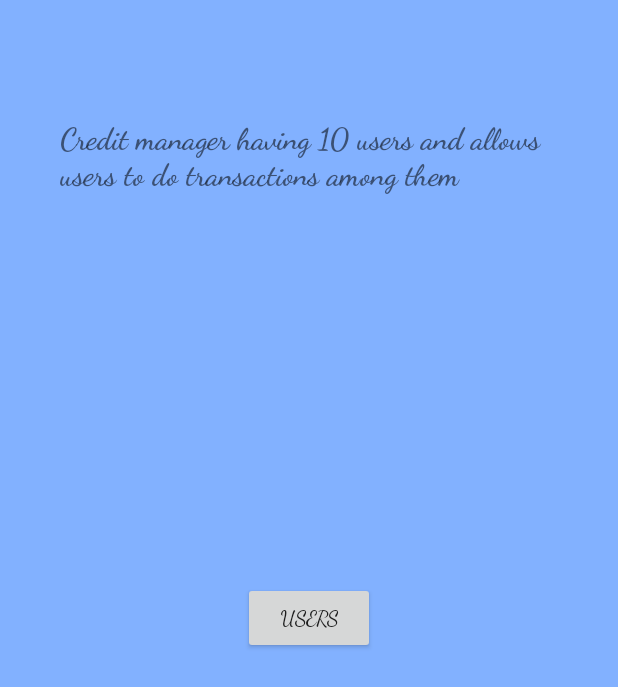
After one commit to yoeswin/credit_manager, an Android app: the layout activity_main2.xml on its own in the app's theme, with its tools: preview values and no code run, on a phone screen of 412 x 824 dp. The commit adds this screen. Shown: the top 687 px of the screen. Run offline under Robolectric (Android 15) with nearby library versions, the phone set to English and light mode, and no system bars.

Commit message:
new update

```diff
--- /dev/null
+++ b/app/src/main/res/layout/activity_main2.xml
@@ -0,0 +1,27 @@
+<?xml version="1.0" encoding="utf-8"?>
+<RelativeLayout xmlns:android="http://schemas.android.com/apk/res/android"
+    xmlns:tools="http://schemas.android.com/tools"
+    android:layout_width="match_parent"
+    android:layout_height="match_parent"
+    android:background="#82B1FF"
+    tools:context=".Main2Activity">
+
+    <TextView
+        android:layout_width="wrap_content"
+        android:layout_height="wrap_content"
+        android:layout_alignParentTop="true"
+        android:layout_marginTop="40dp"
+        android:fontFamily="cursive"
+        android:textStyle="bold"
+        android:padding="40dp"
+        android:text="@string/description"
+        android:textSize="20sp" />
+
+    <Button
+        android:layout_width="wrap_content"
+        android:layout_height="wrap_content"
+        android:layout_centerInParent="true"
+        android:fontFamily="cursive"
+        android:onClick="nextPage"
+        android:text="@string/users" />
+</RelativeLayout>
--- a/app/src/main/res/layout/activity_transaction.xml
+++ b/app/src/main/res/layout/activity_transaction.xml
@@ -3,7 +3,7 @@
     xmlns:tools="http://schemas.android.com/tools"
     android:layout_width="match_parent"
     android:layout_height="match_parent"
-    android:background="#000000"
+    android:background="#4A6CA8"
     android:gravity="center_horizontal"
     tools:context=".Transaction">
 
--- a/app/src/main/res/layout/list_item.xml
+++ b/app/src/main/res/layout/list_item.xml
@@ -4,7 +4,7 @@
     android:id="@+id/card_view"
     android:layout_margin="10dp"
     android:layout_width="match_parent"
-    android:layout_height="70dp"
+    android:layout_height="60dp"
     card_view:cardCornerRadius="8dp">
 
     <LinearLayout
--- a/app/src/main/res/values/colors.xml
+++ b/app/src/main/res/values/colors.xml
@@ -1,6 +1,6 @@
 <?xml version="1.0" encoding="utf-8"?>
 <resources>
-    <color name="colorPrimary">#008577</color>
-    <color name="colorPrimaryDark">#00574B</color>
-    <color name="colorAccent">#D81B60</color>
+    <color name="colorPrimary">#2C52B6</color>
+    <color name="colorPrimaryDark">#122C70</color>
+    <color name="colorAccent">#630C0C</color>
 </resources>
--- a/app/src/main/res/values/strings.xml
+++ b/app/src/main/res/values/strings.xml
@@ -5,4 +5,6 @@
     <string name="click_here_to_transfer_amount">Click here to Transfer amount</string>
     <string name="name">name</string>
     <string name="balance">Balance</string>
+    <string name="users">USERS</string>
+    <string name="description">Credit manager having 10 users and allows users to do transactions among them</string>
 </resources>
```
Also changed, not shown: app/src/main/AndroidManifest.xml (+8 -4 lines), app/src/main/java/com/example/squad/project001/Main2Activity.java (added, +21 -0 lines), app/src/main/java/com/example/squad/project001/MainActivity.java (+5 -7 lines), app/src/main/java/com/example/squad/project001/Transaction.java (+19 -7 lines), app/src/main/java/com/example/squad/project001/transfer.java (deleted, +0 -13 lines), app/src/main/res/layout/activity_transfer.xml (deleted, +0 -9 lines).
